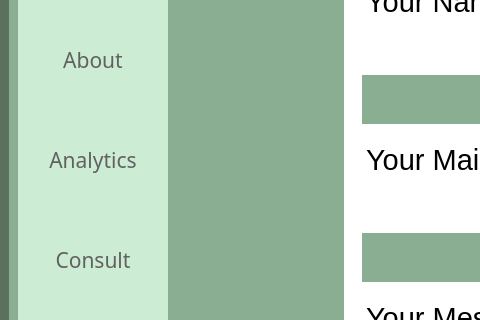
This is Contact_window.ui in srishtiigautam/restorehealth as Qt 5 draws it before an edit; both pictures show x 0 to 480 and y 252 to 572 of the 1031 by 840 pixel window. The edited form follows.
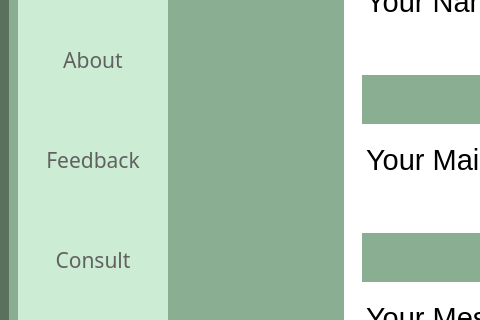
This is the edited form. Icons and pictures are not drawn.

Commit message: "Analytics" changed to "Feedback"

The edit to the form file:
```diff
--- a/Contact_window.ui
+++ b/Contact_window.ui
@@ -319,7 +319,7 @@
 </string>
             </property>
             <property name="text">
-             <string>Analytics</string>
+             <string>Feedback</string>
             </property>
            </widget>
           </item>
```
The commit also changes 19 other files.
